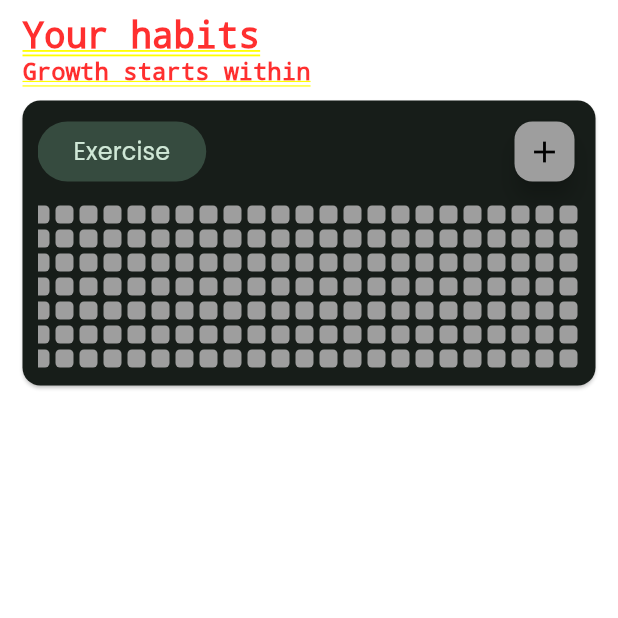
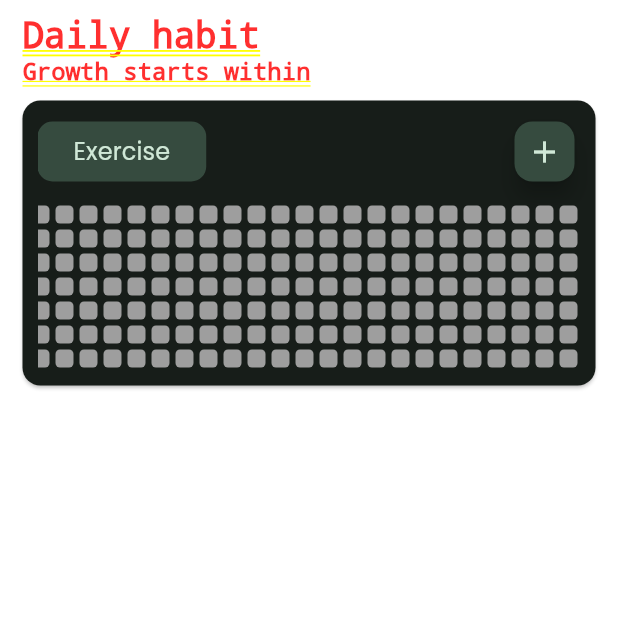
Before and after one commit to fluttermapp/flutter_pro, a Flutter app: the HomeRecommendedWidget screen opened directly, on a phone screen of 412 x 824 dp, the top half of it. Run offline on Flutter 3.47's test engine with Material 3 defaults, Android fonts, the phone set to English and light mode, and no system bars; our stand-ins replace connectivity_plus, dartz, internet_connection_checker, lottie, shared_preferences; accounts and stored records are empty.

Commit message:
app completed

```diff
--- a/lib/app/habit_tracker/view/widgets/edit_habit_name_widget.dart
+++ b/lib/app/habit_tracker/view/widgets/edit_habit_name_widget.dart
@@ -66,15 +66,21 @@ class _EditHabitNameWidgetState extends State<EditHabitNameWidget> {
       builder: (context, userHabit, child) {
         return AnimatedCrossFade(
           firstChild: FilledButton.tonal(
-            child: Text(
-              userHabit.userHabit!.name,
-              style: AppTextStyles.m,
-            ),
             onPressed: () {
               setState(() {
                 isEditMode = !isEditMode;
               });
             },
+            style: FilledButton.styleFrom(
+              shape: RoundedRectangleBorder(
+                borderRadius:
+                    BorderRadius.circular(AppDimensions.kBorderRadius10),
+              ),
+            ),
+            child: Text(
+              userHabit.userHabit!.name,
+              style: AppTextStyles.m,
+            ),
           ),
           secondChild: Form(
             key: formKey,
@@ -82,12 +88,12 @@ class _EditHabitNameWidgetState extends State<EditHabitNameWidget> {
               child: Column(
                 children: [
                   TextFormField(
-                    inputFormatters: AppFormatters.lengthLimiting30,
+                    inputFormatters: AppFormatters.lengthLimiting25,
                     controller: controller,
                     decoration: InputDecoration(
                       border: OutlineInputBorder(
                         borderRadius: BorderRadius.all(
-                          Radius.circular(AppDimensions.kBorderRadius25),
+                          Radius.circular(AppDimensions.kBorderRadius10),
                         ),
                       ),
                       suffixIcon: IconButton(
--- a/lib/app/habit_tracker/view/widgets/habit_tracker_widget.dart
+++ b/lib/app/habit_tracker/view/widgets/habit_tracker_widget.dart
@@ -23,11 +23,13 @@ class HabitTrackerWidget extends StatelessWidget {
         if (data.isCompleted(daysAgoNow)) {
           iconWidget = const Icon(Icons.check);
           iconBackgroundColor = Colors.greenAccent;
-          iconForegroundColor = Colors.black;
+          iconForegroundColor = Colors.green.shade900;
         } else {
           iconWidget = const Icon(Icons.add);
-          iconBackgroundColor = Colors.grey;
-          iconForegroundColor = Colors.black;
+          iconBackgroundColor =
+              Theme.of(context).colorScheme.secondaryContainer;
+          iconForegroundColor =
+              Theme.of(context).colorScheme.onSecondaryContainer;
         }
         int nbWeeks = 52;
         int nbDays = 7;
@@ -124,7 +126,8 @@ class HabitTrackerWidget extends StatelessWidget {
       isScrollControlled: true,
       shape: const RoundedRectangleBorder(
         borderRadius: BorderRadius.vertical(
-            top: Radius.circular(AppDimensions.kBorderRadius25)),
+          top: Radius.circular(AppDimensions.kBorderRadius25),
+        ),
       ),
     );
   }
--- a/lib/app/mobile/layout/auth_layout.dart
+++ b/lib/app/mobile/layout/auth_layout.dart
@@ -4,7 +4,6 @@ import '../pages/main/onboarding/welcome_page.dart';
 import 'app_navigation_layout.dart';
 
 class AuthLayout extends StatelessWidget {
-  ///Return either: InitAppData or WelcomePage
   const AuthLayout({
     super.key,
     this.pageIfNotConnected,
--- a/lib/app/mobile/pages/main/home/widgets/home_recommended_widget.dart
+++ b/lib/app/mobile/pages/main/home/widgets/home_recommended_widget.dart
@@ -16,7 +16,7 @@ class HomeRecommendedWidget extends StatelessWidget {
       children: [
         const ListTileWidget(
           title: Text(
-            Words.yourHabits,
+            Words.dailyHabit,
             style: AppTextStyles.xlBold,
           ),
           widgets: [
--- a/lib/core/constants/app_formatters.dart
+++ b/lib/core/constants/app_formatters.dart
@@ -1,8 +1,8 @@
 import 'package:flutter/services.dart';
 
 class AppFormatters {
-  static List<TextInputFormatter> lengthLimiting30 = [
-    LengthLimitingTextInputFormatter(30),
+  static List<TextInputFormatter> lengthLimiting25 = [
+    LengthLimitingTextInputFormatter(25),
   ];
   static String dateFormatyyyyMMdd = 'yyyy-MM-dd';
   static String dateFormatHHmmss = 'HH-mm-ss';
--- a/lib/core/constants/words.dart
+++ b/lib/core/constants/words.dart
@@ -11,6 +11,7 @@ class Words {
   static const String changePassword = 'Change password';
   static const String continueNext = 'Continue';
   static const String currentPassword = 'Current password';
+  static const String dailyHabit = 'Daily habit';
   static const String deleteMyAccount = 'Delete my account';
   static const String deletePermanently = 'Delete Permanently';
   static const String email = 'Email';
@@ -56,5 +57,4 @@ class Words {
   static const String usernameChangeFailed = 'Username change failed';
   static const String viewLicenses = 'View licenses';
   static const String welcomeTo = 'Welcome to ';
-  static const String yourHabits = 'Your habits';
 }
--- a/lib/core/theme/app_theme.dart
+++ b/lib/core/theme/app_theme.dart
@@ -6,6 +6,7 @@ Color _appColor = Colors.greenAccent;
 
 class AppTheme {
   static final ThemeData dark = ThemeData(
+    useMaterial3: true,
     fontFamily: AppTextStyles.fontFamily,
     inputDecorationTheme: const InputDecorationTheme(
       border: OutlineInputBorder(
--- a/lib/todos.dart
+++ b/lib/todos.dart
@@ -1,6 +1,4 @@
 //Todo 1: remove dead code, fix unused stateful stateless widgets, remove String and add them in constants, remove constants
-//Todo 2: Make the habit tracker 1 click and fix calendar
-//Todo 3: Change onboarding second view
 
 //Todo 4: Firebase CRUD, masterclass, auth
 //Todo 5: Clean architecture firebase
```
Also changed, not shown: lib/app/habit_tracker/repo/utils.dart (deleted, +0 -28 lines).
